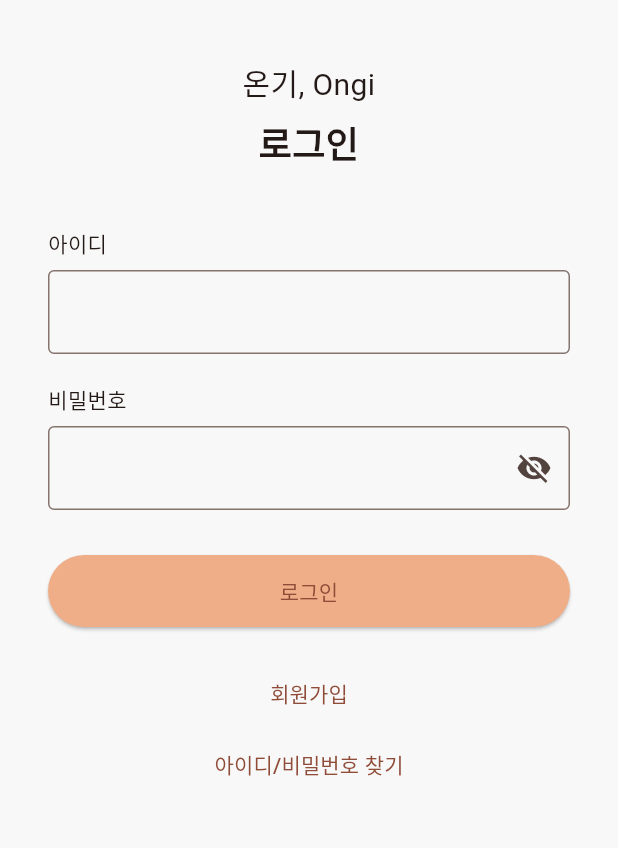
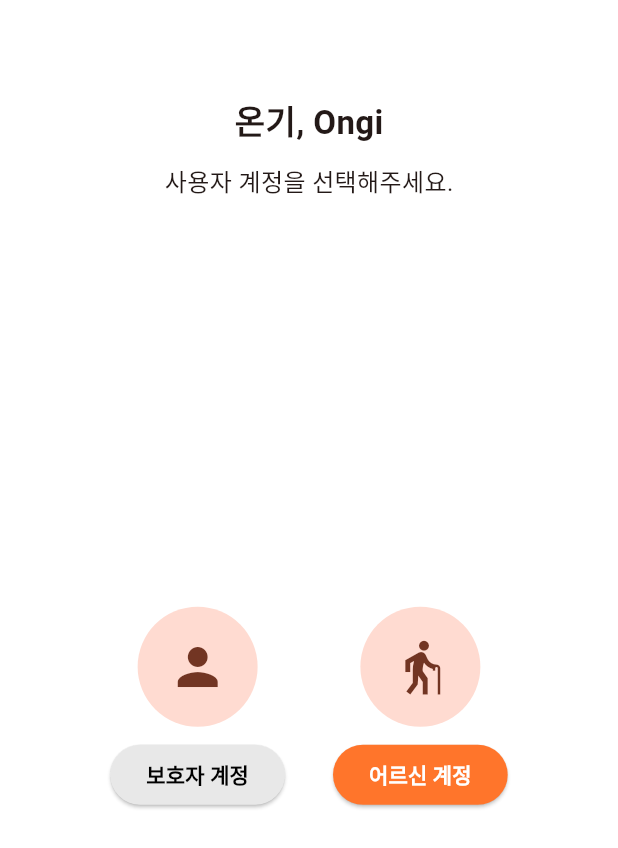
Before and after one commit to gdsc-ssu/ongi-app, a Flutter app: the screen it shows after launch, on a phone screen of 412 x 824 dp. Shown: the top 848 px of the screen. Run offline on Flutter 3.47's test engine with Material 3 defaults, Android fonts, the phone set to English and light mode, and no system bars; our stand-ins replace go_router, table_calendar.

Commit message:
feat: splash 화면 UI

```diff
--- a/ongi/lib/routes/app_router.dart
+++ b/ongi/lib/routes/app_router.dart
@@ -11,6 +11,9 @@ import '../screens/SignUp/meal_alert_screen.dart';
 import '../screens/SignUp/medicine_schedule_screen.dart';
 import '../screens/SignUp/alert_setting_screen.dart';
 import '../screens/SignUp/voice_setting_screen.dart';
+import '../screens/Splash/splash_screen.dart';
+import '../screens/Splash/splash_loading_screen.dart';
+import '../screens/Splash/account_select_screen.dart';
 
 // 보호자용 화면
 import '../screens/helpers/home_screen.dart';
@@ -20,7 +23,7 @@ import '../screens/helpers/alarm_screen.dart';
 import '../screens/senior/senior_home_alarm.dart';
 
 final GoRouter router = GoRouter(
-  initialLocation: '/login',
+  initialLocation: '/splash',
   routes: [
     // 보호자용 홈 화면
     GoRoute(
@@ -84,5 +87,19 @@ final GoRouter router = GoRouter(
       builder: (context, state) => const VoiceSettingScreen(),
     ),
 
+    // Splash
+    GoRoute(
+      path: '/splash',
+      name: 'splash',
+      builder: (context, state) => const SplashScreen(),
+    ),
+    GoRoute(
+      path: '/splash-loading',
+      builder: (context, state) => const SplashLoadingScreen(),
+    ),
+    GoRoute(
+      path: '/account-select',
+      builder: (context, state) => const AccountSelectScreen(),
+    ),
   ],
 );
--- /dev/null
+++ b/ongi/lib/screens/Splash/account_select_screen.dart
@@ -0,0 +1,70 @@
+import 'package:flutter/material.dart';
+import 'package:go_router/go_router.dart';
+
+class AccountSelectScreen extends StatelessWidget {
+  const AccountSelectScreen({super.key});
+
+  @override
+    Widget build(BuildContext context) {
+    return Scaffold(
+        backgroundColor: Colors.white,
+        body: SafeArea(
+        child: Padding(
+            padding: const EdgeInsets.all(24.0),
+            child: Column(
+            crossAxisAlignment: CrossAxisAlignment.center,
+            children: [
+                const SizedBox(height: 40),
+                const Text('온기, Ongi', style: TextStyle(fontSize: 22, fontWeight: FontWeight.bold)),
+                const SizedBox(height: 12),
+                const Text('사용자 계정을 선택해주세요.', style: TextStyle(fontSize: 16)),
+                const SizedBox(height: 12),
+
+                Expanded(
+                child: Center(
+                    child: Row(
+                    mainAxisAlignment: MainAxisAlignment.center,
+                    children: [
+                        Column(
+                        mainAxisSize: MainAxisSize.min,
+                        children: [
+                            const CircleAvatar(radius: 40, child: Icon(Icons.person, size: 40)),
+                            const SizedBox(height: 8),
+                            ElevatedButton(
+                            style: ElevatedButton.styleFrom(backgroundColor: Color(0xFFE8E8E8)),
+                            onPressed: () => context.push('/login'),
+                            child: const Text(
+                                '보호자 계정',
+                                style: TextStyle(color: Colors.black, fontWeight: FontWeight.bold),
+                            ),
+                            ),
+                        ],
+                        ),
+                        const SizedBox(width: 32),
+                        Column(
+                        mainAxisSize: MainAxisSize.min,
+                        children: [
+                            const CircleAvatar(radius: 40, child: Icon(Icons.elderly, size: 40)),
+                            const SizedBox(height: 8),
+                            ElevatedButton(
+                            style: ElevatedButton.styleFrom(backgroundColor: Color(0xFFFF752B)),
+                            onPressed: () => context.push('/login'),
+                            child: const Text(
+                                '어르신 계정',
+                                style: TextStyle(color: Colors.white, fontWeight: FontWeight.bold),
+                            ),
+                            ),
+                        ],
+                        ),
+                    ],
+                    ),
+                ),
+                ),
+            ],
+            ),
+        ),
+        ),
+    );
+    }
+
+}
```
Also changed, not shown: ongi/lib/screens/Splash/splash_loading_screen.dart (added, +30 -0 lines), ongi/lib/screens/Splash/splash_screen.dart (added, +31 -0 lines).
